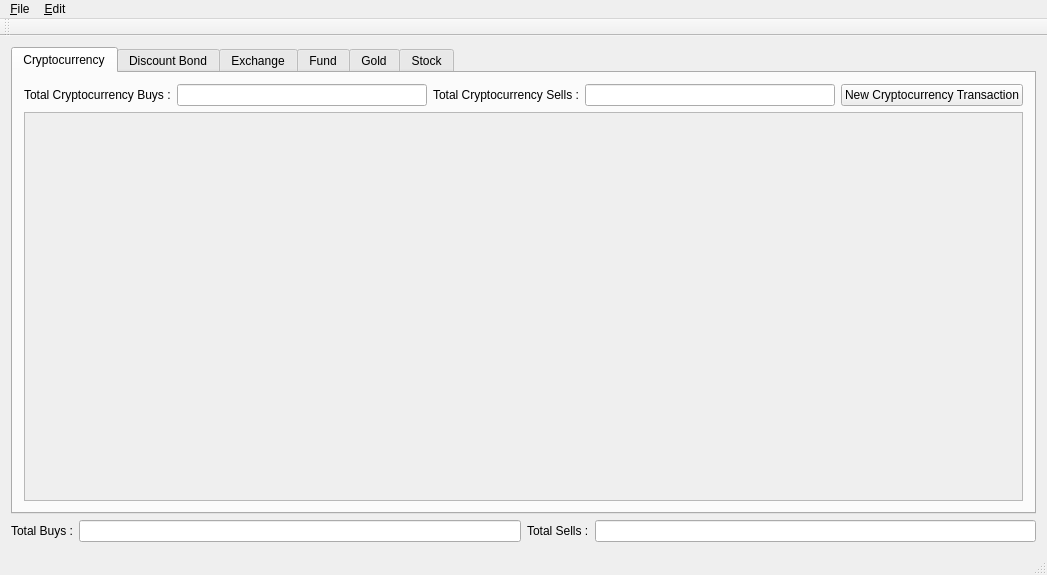
First picture: the form in investpor/gui/mainwindow.ui, repository ukll/investpor, before the edit.
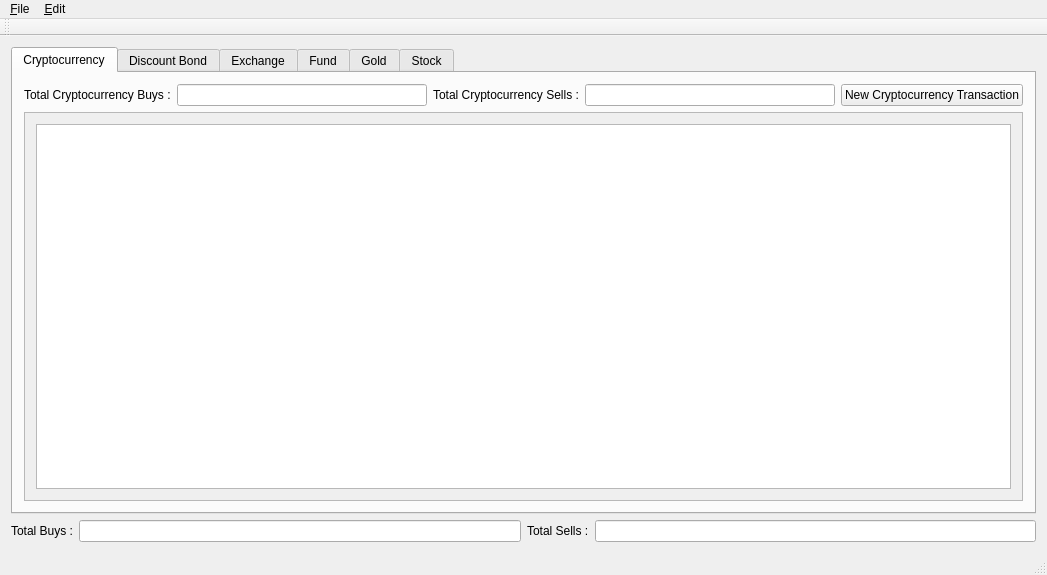
Second picture: the form after the edit.

Commit message: Adds TableModel & CryptocurrencyTableModel classes.

Diff of the .ui file:
```diff
--- a/investpor/gui/mainwindow.ui
+++ b/investpor/gui/mainwindow.ui
@@ -84,6 +84,39 @@
              <height>364</height>
             </rect>
            </property>
+           <layout class="QVBoxLayout" name="verticalLayout_8">
+            <item>
+             <widget class="QTableView" name="tbvCryptocurrencyView">
+              <property name="sizePolicy">
+               <sizepolicy hsizetype="Expanding" vsizetype="Expanding">
+                <horstretch>0</horstretch>
+                <verstretch>0</verstretch>
+               </sizepolicy>
+              </property>
+              <property name="sizeAdjustPolicy">
+               <enum>QAbstractScrollArea::AdjustIgnored</enum>
+              </property>
+              <property name="selectionMode">
+               <enum>QAbstractItemView::ExtendedSelection</enum>
+              </property>
+              <property name="selectionBehavior">
+               <enum>QAbstractItemView::SelectRows</enum>
+              </property>
+              <property name="gridStyle">
+               <enum>Qt::SolidLine</enum>
+              </property>
+              <attribute name="horizontalHeaderDefaultSectionSize">
+               <number>125</number>
+              </attribute>
+              <attribute name="horizontalHeaderStretchLastSection">
+               <bool>true</bool>
+              </attribute>
+              <attribute name="verticalHeaderVisible">
+               <bool>false</bool>
+              </attribute>
+             </widget>
+            </item>
+           </layout>
           </widget>
          </widget>
         </item>
```
Left out of the diff: 8 changed lines with no effect on the pictures. The commit also changes 7 other files.
